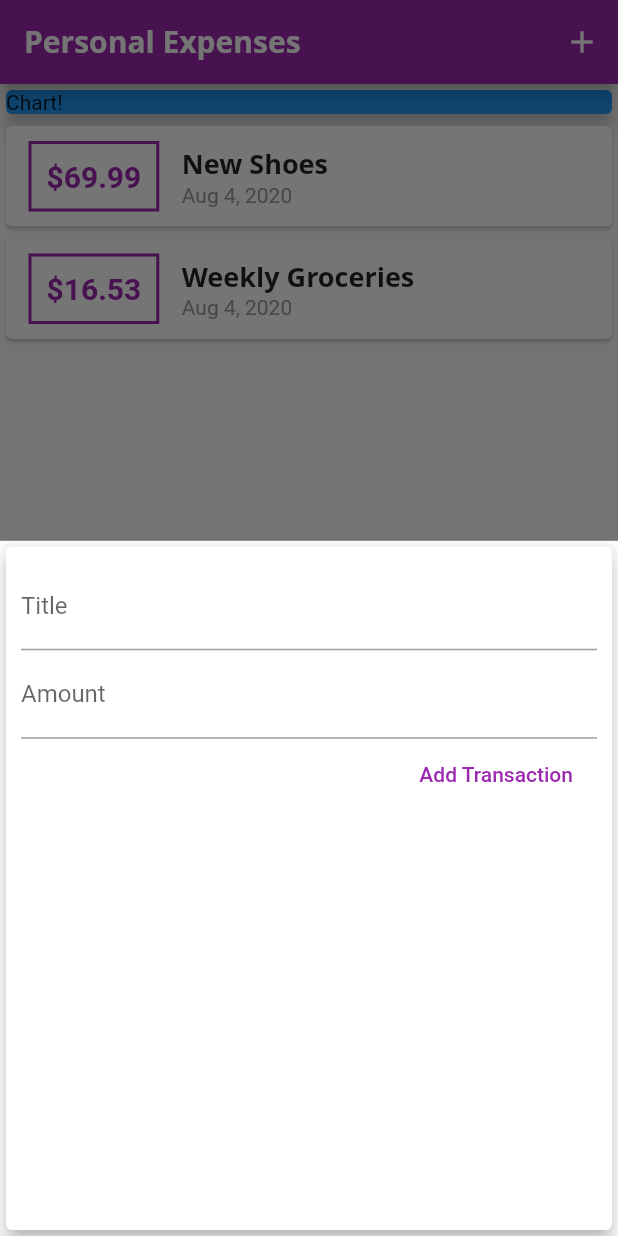
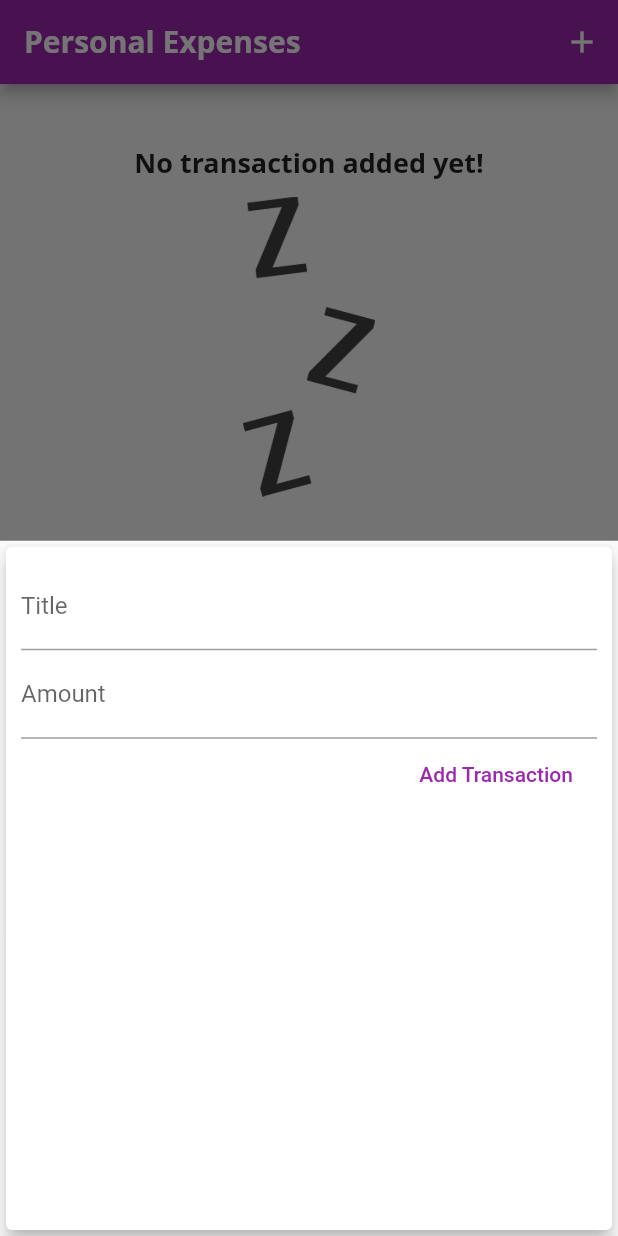
Before and after one commit to simongomes/flutter-personal-expense, a Flutter app: the screen it shows after launch, after a tap on the "add" icon, on a phone screen of 412 x 824 dp. Run offline on Flutter 3.47's test engine with Material 2 defaults, Android fonts, the phone set to English and light mode, and no system bars; Roboto replaces fonts that are missing (Open Sans).

Commit message:
waiting image added, shows when the transactions list is empty

```diff
--- a/lib/main.dart
+++ b/lib/main.dart
@@ -2,6 +2,7 @@ import 'package:flutter/material.dart';
 import './widgets/transaction_list.dart';
 import './widgets/new_transaction.dart';
 import './models/transaction.dart';
+import './widgets/chart.dart';
 
 void main() {
   runApp(MyApp());
@@ -17,22 +18,16 @@ class MyApp extends StatelessWidget {
           accentColor: Colors.amber,
           fontFamily: 'Quicksand',
           textTheme: ThemeData.light().textTheme.copyWith(
-            headline6: TextStyle(
-              fontFamily: 'Open Sans',
-              fontWeight: FontWeight.bold,
-              fontSize: 18
-            )
-          ),
+              headline6: TextStyle(
+                  fontFamily: 'Open Sans',
+                  fontWeight: FontWeight.bold,
+                  fontSize: 18)),
           appBarTheme: AppBarTheme(
               textTheme: ThemeData.light().textTheme.copyWith(
                   headline6: TextStyle(
                       fontFamily: 'Open Sans',
                       fontSize: 20,
-                      fontWeight: FontWeight.bold
-                  )
-              )
-          )
-      ),
+                      fontWeight: FontWeight.bold)))),
       debugShowCheckedModeBanner: false,
       home: MyHomePage(),
     );
@@ -46,19 +41,29 @@ class MyHomePage extends StatefulWidget {
 
 class _MyHomePageState extends State<MyHomePage> {
   final List<Transaction> _userTransactions = [
-    Transaction(
-      id: 't1',
-      title: 'New Shoes',
-      amount: 69.99,
-      date: DateTime.now(),
-    ),
-    Transaction(
-      id: 't2',
-      title: 'Weekly Groceries',
-      amount: 16.53,
-      date: DateTime.now(),
-    ),
+//    Transaction(
+//      id: 't1',
+//      title: 'New Shoes',
+//      amount: 69.99,
+//      date: DateTime.now(),
+//    ),
+//    Transaction(
+//      id: 't2',
+//      title: 'Weekly Groceries',
+//      amount: 16.53,
+//      date: DateTime.now(),
+//    ),
   ];
+
+  List<Transaction> get _recentTransaction {
+    return _userTransactions.where((transaction) {
+      return transaction.date.isAfter(
+        DateTime.now().subtract(
+          Duration(days: 7),
+        ),
+      );
+    }).toList();
+  }
 
   void _addNewTransaction(String txTitle, double txAmount) {
     final newTransaction = Transaction(
@@ -111,14 +116,7 @@ class _MyHomePageState extends State<MyHomePage> {
         child: Column(
           mainAxisAlignment: MainAxisAlignment.spaceEvenly,
           children: <Widget>[
-            Container(
-              width: double.infinity,
-              child: Card(
-                color: Colors.blue,
-                child: Text('Chart!'),
-                elevation: 5,
-              ),
-            ),
+            Chart(_recentTransaction),
             TransactionList(_userTransactions),
           ],
         ),
--- a/lib/widgets/transaction_list.dart
+++ b/lib/widgets/transaction_list.dart
@@ -1,16 +1,37 @@
+import 'package:flutter/cupertino.dart';
 import 'package:flutter/material.dart';
 import 'package:intl/intl.dart';
 import '../models/transaction.dart';
 
 class TransactionList extends StatelessWidget {
   final List<Transaction> transactions;
+
   TransactionList(this.transactions);
 
   @override
   Widget build(BuildContext context) {
     return Container(
       height: 450,
-      child: ListView.builder(
+      child: transactions.isEmpty
+          ? Column(
+              children: <Widget>[
+                Text(
+                  'No transaction added yet!',
+                  style: Theme.of(context).textTheme.headline6,
+                ),
+                SizedBox(
+                  height: 10,
+                ),
+                Container(
+                  height: 200,
+                  child: Image.asset(
+                    'assets/images/waiting.png',
+                    fit: BoxFit.cover,
+                  ),
+                ),
+              ],
+            )
+          : ListView.builder(
               itemBuilder: (context, index) {
                 return Card(
                   child: Row(
@@ -21,8 +42,7 @@ class TransactionList extends StatelessWidget {
                           style: TextStyle(
                               fontWeight: FontWeight.bold,
                               fontSize: 20,
-                        color: Theme.of(context).primaryColor
-                    ),
+                              color: Theme.of(context).primaryColor),
                         ),
                         margin: EdgeInsets.symmetric(
                           vertical: 10,
@@ -38,10 +58,8 @@ class TransactionList extends StatelessWidget {
                       Column(
                         crossAxisAlignment: CrossAxisAlignment.start,
                         children: <Widget>[
-                    Text(
-                      transactions[index].title,
-                      style: Theme.of(context).textTheme.headline6
-                    ),
+                          Text(transactions[index].title,
+                              style: Theme.of(context).textTheme.headline6),
                           Text(
                             DateFormat.yMMMd().format(transactions[index].date),
                             style: TextStyle(color: Colors.grey),
--- a/pubspec.yaml
+++ b/pubspec.yaml
@@ -46,8 +46,8 @@ flutter:
   uses-material-design: true
 
   # To add assets to your application, add an assets section, like this:
-  # assets:
-  #   - images/a_dot_burr.jpeg
+  assets:
+    - assets/images/waiting.png
   #   - images/a_dot_ham.jpeg
 
   # An image asset can refer to one or more resolution-specific "variants", see
```
Also changed, not shown: assets/images/waiting.png (added). Lines whose indentation alone changed are shown as unchanged.
